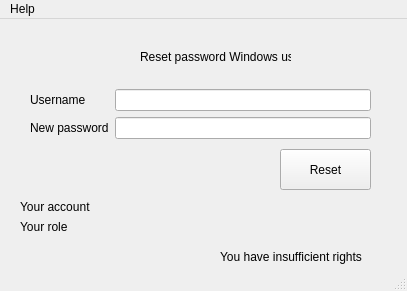
Above: src/main/resources/ui/main_window.ui from jebr/WDS-ResetPass before the change. Below: the same form after it.
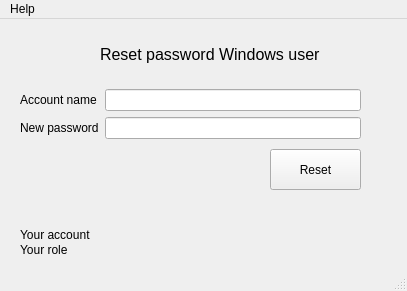
That is the form after the change.

Commit message: Group check user

Diff of the .ui file:
```diff
--- a/src/main/resources/ui/main_window.ui
+++ b/src/main/resources/ui/main_window.ui
@@ -17,12 +17,17 @@
    <widget class="QLabel" name="label_title">
     <property name="geometry">
      <rect>
-      <x>140</x>
-      <y>30</y>
-      <width>151</width>
-      <height>16</height>
+      <x>100</x>
+      <y>20</y>
+      <width>251</width>
+      <height>31</height>
      </rect>
     </property>
+    <property name="font">
+     <font>
+      <pointsize>12</pointsize>
+     </font>
+    </property>
     <property name="text">
      <string>Reset password Windows user</string>
     </property>
@@ -31,9 +36,9 @@
     <property name="geometry">
      <rect>
       <x>20</x>
-      <y>180</y>
-      <width>81</width>
-      <height>16</height>
+      <y>205</y>
+      <width>281</width>
+      <height>21</height>
      </rect>
     </property>
     <property name="text">
@@ -44,35 +49,19 @@
     <property name="geometry">
      <rect>
       <x>20</x>
-      <y>200</y>
-      <width>81</width>
-      <height>16</height>
+      <y>220</y>
+      <width>281</width>
+      <height>21</height>
      </rect>
     </property>
     <property name="text">
      <string>Your role</string>
     </property>
    </widget>
-   <widget class="QLabel" name="label_no_rights">
-    <property name="enabled">
-     <bool>true</bool>
-    </property>
-    <property name="geometry">
-     <rect>
-      <x>220</x>
-      <y>230</y>
-      <width>181</width>
-      <height>16</height>
-     </rect>
-    </property>
-    <property name="text">
-     <string>You have insufficient rights</string>
-    </property>
-   </widget>
    <widget class="QPushButton" name="pushButton_reset">
     <property name="geometry">
      <rect>
-      <x>280</x>
+      <x>270</x>
       <y>130</y>
       <width>91</width>
       <height>41</height>
@@ -85,7 +74,7 @@
    <widget class="QWidget" name="formLayoutWidget_2">
     <property name="geometry">
      <rect>
-      <x>30</x>
+      <x>20</x>
       <y>70</y>
       <width>341</width>
       <height>61</height>
@@ -95,7 +84,7 @@
      <item row="0" column="0">
       <widget class="QLabel" name="label">
        <property name="text">
-        <string>Username</string>
+        <string>Account name</string>
        </property>
       </widget>
      </item>
```
Left out of the diff: 3 changed lines with no effect on the pictures. The commit also changes 1 other file.
